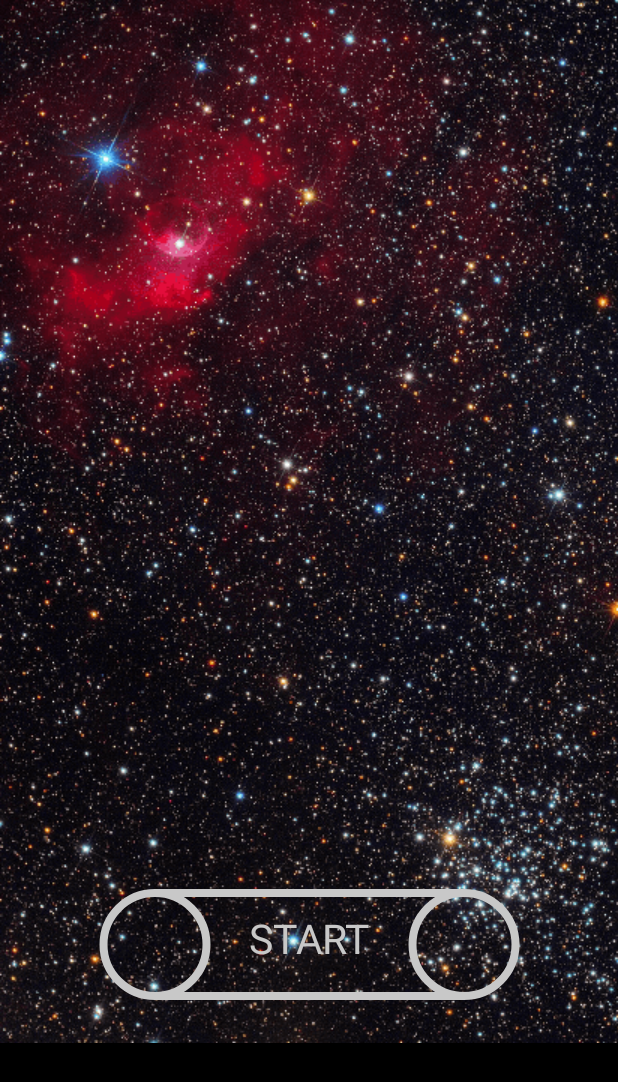
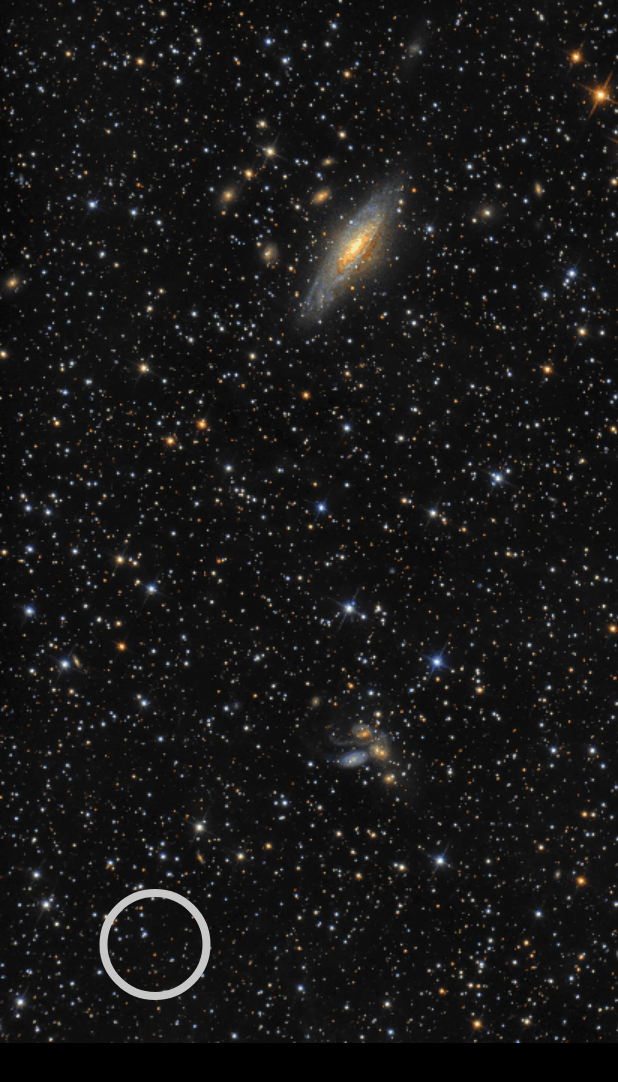
Before and after one commit to ysbapps/brickgame, an Android app: the screen it shows after launch (MainBrickActivity), on a phone screen of 412 x 824 dp. Shown: the top 1082 px of the screen. Run offline under Robolectric (Android 15) with nearby library versions, the phone set to English and light mode, and no system bars.

Commit message:
bgs + design fixes..

```diff
--- a/app/src/main/java/ysb/games/brick/game/DrawView.java
+++ b/app/src/main/java/ysb/games/brick/game/DrawView.java
@@ -43,8 +43,7 @@ public class DrawView extends View
   public static String info = "";
   public static HashMap<Integer, Integer> figures = new HashMap<>();
 
-  private final Bitmap bg;
-  private final Bitmap pauseBg;
+  private final Bitmap[] bgs = new Bitmap[3];
   private final Bitmap left;
   private final Bitmap right;
   private final Bitmap rotate;
@@ -60,9 +59,10 @@ public class DrawView extends View
     BitmapFactory.Options options = new BitmapFactory.Options();
     options.inSampleSize = 2;
     options.inJustDecodeBounds = false;
-    bg = BitmapFactory.decodeResource(getResources(), R.drawable.bg, options);
-    System.out.println("bg: " + bg.getWidth() + 'x' + bg.getHeight());
-    pauseBg = BitmapFactory.decodeResource(getResources(), R.drawable.pause_bg, options);
+    bgs[0] = BitmapFactory.decodeResource(getResources(), R.drawable.start_bg, options);
+    bgs[1] = BitmapFactory.decodeResource(getResources(), R.drawable.bg, options);
+    System.out.println("bg: " + bgs[1].getWidth() + 'x' + bgs[1].getHeight());
+    bgs[2] = BitmapFactory.decodeResource(getResources(), R.drawable.pause_bg, options);
     left = BitmapFactory.decodeResource(getResources(), R.drawable.left, options);
     right = BitmapFactory.decodeResource(getResources(), R.drawable.right, options);
     rotate = BitmapFactory.decodeResource(getResources(), R.drawable.rotate, options);
@@ -98,10 +98,11 @@ public class DrawView extends View
         cupRect.left, cupRect.bottom + cupEdgeWidth / 2, cupRect.right, cupRect.bottom + cupEdgeWidth / 2,
         cupRect.right + cupEdgeWidth / 2, cupRect.bottom + cupEdgeWidth, cupRect.right + cupEdgeWidth / 2, cupRect.top};
 
-    int pauseSquare = Math.min(cupRect.left, 200);
-    int sx = cupRect.left - offsets.left;
-    pauseTouch = new Rect(sx, 0, sx + pauseSquare, pauseSquare);
-    quitGameTouch = new Rect(pauseTouch.right, 0, pauseTouch.right + pauseSquare, pauseSquare);
+    int pauseSquare = Math.min(cupRect.left, 180);
+    int sx = cupRect.right;
+    int sy = cupRect.top + Math.round(470 * dk);
+    pauseTouch = new Rect(sx, sy, sx + pauseSquare, sy + pauseSquare);
+    quitGameTouch = new Rect(0, pauseTouch.top, cupRect.left, pauseTouch.bottom);
 
     paints = new Paints(cupEdgeWidth);
   }
@@ -141,11 +142,7 @@ public class DrawView extends View
       {
         if (touch.dist < minSlideDist / 2)   // click
         {
-          if (touch.y > cupRect.top && touch.x < bounds.width() / 2f - cupSquare * dk / 2)
-            game.action(Game.MOVE_LEFT);
-          else if (touch.y > cupRect.top && touch.x > bounds.width() / 2f + cupSquare * dk / 2)
-            game.action(Game.MOVE_RIGHT);
-          else if (pauseTouch.contains(x, y))
+          if (pauseTouch.contains(x, y))
           {
             if (game.state == Game.STATE_GAME)
             {
@@ -162,6 +159,10 @@ public class DrawView extends View
             game.level++;
             game.cup.loadLevel(game.level);
           }
+          else if (touch.y > cupRect.top && touch.x < bounds.width() / 2f - cupSquare * dk / 2)
+            game.action(Game.MOVE_LEFT);
+          else if (touch.y > cupRect.top && touch.x > bounds.width() / 2f + cupSquare * dk / 2)
+            game.action(Game.MOVE_RIGHT);
         }
         else if (bounds.contains(x, y) && touch.dist > minSlideDist / 2 && touch.dir == Touch.DIR_UP)
           game.action(Game.ROTATE);
@@ -180,9 +181,10 @@ public class DrawView extends View
       initialize(canvas);
 
     canvas.drawColor(Color.BLACK);
-    int bx = bounds.width() > bg.getWidth() ? (bounds.width() - bg.getWidth()) / 2 : 0;
-    int by = cupRect.height() > bg.getHeight() ? (cupRect.height() - bg.getHeight()) / 2 : 0;
-    canvas.drawBitmap(game.state == Game.STATE_PAUSED ? pauseBg : bg, bx, by, paints.cupContents);
+    int bx = bounds.width() > bgs[0].getWidth() ? (bounds.width() - bgs[0].getWidth()) / 2 : 0;
+    int by = cupRect.height() > bgs[0].getHeight() ? (cupRect.height() - bgs[0].getHeight()) / 2 : 0;
+    int ii = game.state < 3 ? game.state : 1;
+    canvas.drawBitmap(bgs[ii], bx, by, paints.cupContents);
 
     if (game.state == Game.STATE_NOT_STARTED)
     {
@@ -205,7 +207,7 @@ public class DrawView extends View
     }
 
 //    canvas.drawRect(cupRect.right, cupRect.top - 100, bounds.right, cupRect.top, paints.debugLine);
-//    for (Rect r : new Rect[]{pauseTouch, quitGameTouch, leftTouch, rightTouch, rotateTouch})
+//    for (Rect r : new Rect[]{pauseTouch, quitGameTouch})
 //      canvas.drawRect(r, paints.debugLine);
 //    drawDebugInfo(canvas);
   }
@@ -240,8 +242,8 @@ public class DrawView extends View
     {
       paints.text.setTextSize(40 * dk);
       paints.text.setColor(paints.controlColor);
-      float sx1 = bounds.centerX() - 100 * dk;
-      float sx2 = bounds.centerX() + 100 * dk;
+      float sx1 = bounds.centerX() - 150 * dk;
+      float sx2 = bounds.centerX() + 150 * dk;
       paints.text.setTextAlign(Paint.Align.RIGHT);
       canvas.drawText("best score", sx1, offsets.top, paints.text);
       paints.text.setTextAlign(Paint.Align.LEFT);
@@ -253,30 +255,17 @@ public class DrawView extends View
         paints.text.setColor(Color.rgb(c, c, 255));
         paints.text.setTextAlign(Paint.Align.RIGHT);
         int y = Math.round((i + 1) * 60 * dk);
-        canvas.drawText("" + game.scores.scoreTable.get(i), sx1, offsets.top + 10 * dk + y, paints.text);
+        canvas.drawText("" + game.scores.scoreTable.get(i), sx1 - 20 * dk, offsets.top + 10 * dk + y, paints.text);
         paints.text.setTextAlign(Paint.Align.LEFT);
-        canvas.drawText("" + game.scores.levelTable.get(i), sx2, offsets.top + 10 * dk + y, paints.text);
+        canvas.drawText("" + game.scores.levelTable.get(i), sx2 + 60 * dk, offsets.top + 10 * dk + y, paints.text);
       }
     }
 
-    paints.text.setTextSize(60 * dk);
-    paints.text.setColor(paints.controlColor);
-    paints.text.setTextAlign(Paint.Align.CENTER);
-    for (Rect rect : new Rect[]{startTouch})
-    {
-      paints.control.setColor(paints.controlColor);
-      paints.control.setStyle(Paint.Style.STROKE);
-      paints.control.setStrokeWidth(8);
-      float r = (float) rect.height() / 2;
-      canvas.drawCircle(rect.left, rect.top + r, r, paints.control);
-      canvas.drawCircle(rect.right, rect.top + r, r, paints.control);
-      paints.control.setColor(paints.controlColor);
-      paints.control.setStyle(Paint.Style.STROKE);
-      canvas.drawLine(rect.left, rect.top, rect.right, rect.top, paints.control);
-      canvas.drawLine(rect.left, rect.bottom, rect.right, rect.bottom, paints.control);
-      canvas.drawText(rect == startTouch ? "START" : "QUIT", rect.centerX(), rect.top + 90 * dk, paints.text);
-    }
-
+    paints.control.setColor(paints.controlColor);
+    paints.control.setStyle(Paint.Style.STROKE);
+    paints.control.setStrokeWidth(8);
+    float r = (float) startTouch.height() / 2;
+    canvas.drawCircle(startTouch.left, startTouch.top + r, r, paints.control);
   }
 
   private void drawGameInfo(Canvas canvas)
@@ -301,15 +290,17 @@ public class DrawView extends View
     paints.text.setTextSize(60 * dk);
     canvas.drawText("" + game.speed(), rx, cupRect.top + 350 * dk, paints.text);
 
+    paints.text.setTextSize(70 * dk);
+    paints.text.setColor(game.state == Game.STATE_GAME_OVER ? Color.RED : Color.WHITE);
     if (game.message != null)
     {
-      paints.text.setColor(Color.RED);
-      paints.text.setTextSize(70 * dk);
-      canvas.drawText("" + game.message, cupRect.centerX(), cupRect.centerY(), paints.text);
+      int c = paints.text.getColor();
+      paints.text.setColor(Color.BLACK);
+      canvas.drawText(game.message, cupRect.centerX() + 4 * dk, cupRect.centerY() + 4 * dk, paints.text);
+      paints.text.setColor(c);
+      canvas.drawText(game.message, cupRect.centerX(), cupRect.centerY(), paints.text);
     }
 
-    paints.text.setTextSize(70 * dk);
-    paints.text.setColor(Color.RED);
     paints.text.setTextAlign(Paint.Align.RIGHT);
     canvas.drawText("" + game.score, cupRect.right + 140 * dk, 130 * dk, paints.text);
     if (game.prize > 0 && game.currentFigure != null)
```
Also changed, not shown: app/src/main/res/drawable/pause_bg.png, app/src/main/res/drawable/start_bg.png (added).
